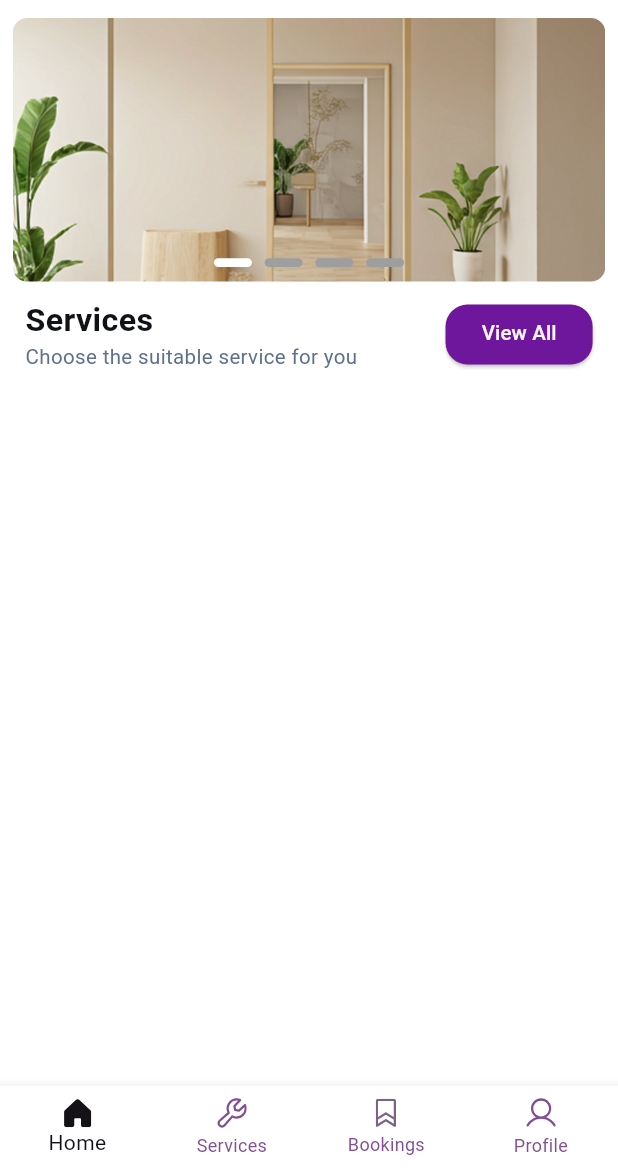
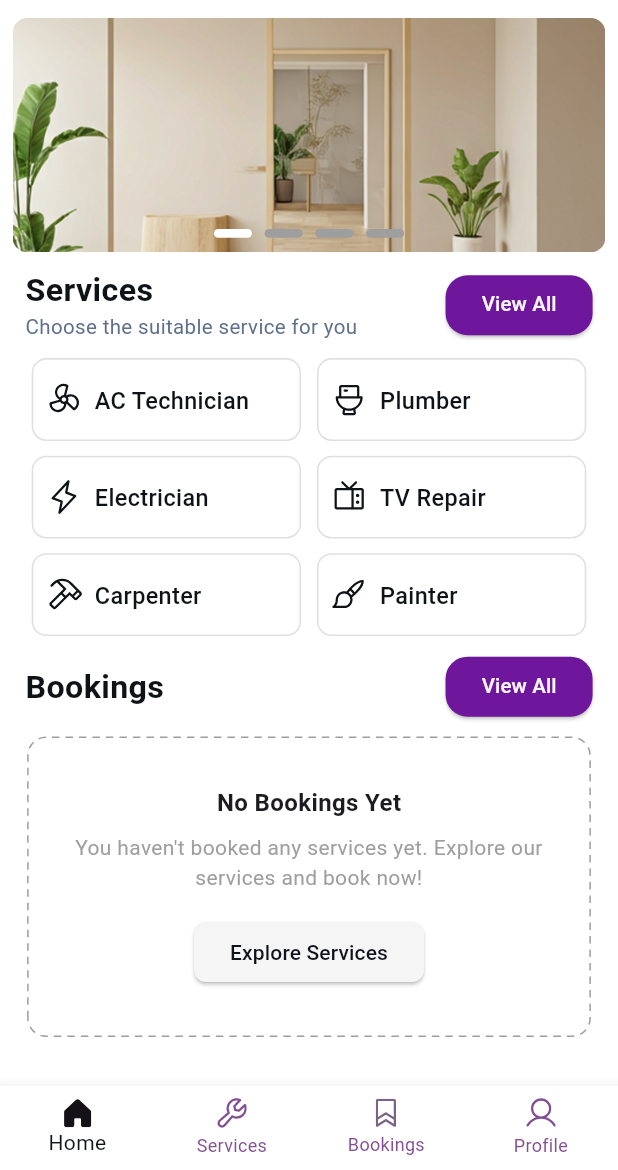
Before and after one commit to midosans/Taskify---DEPI-Project, a Flutter app: the screen it shows after launch, on a phone screen of 412 x 824 dp, the part 66-1236 px from its top. Run offline on Flutter 3.47's test engine with Material 3 defaults, Android fonts, the phone set to English and light mode, and no system bars; drawn by our look-alikes of carousel_slider, dots_indicator, dotted_border; our stand-ins replace easy_localization, flutter_screenutil, flutter_svg.

Commit message:
finish home screen

```diff
--- a/assets/translations/ar.json
+++ b/assets/translations/ar.json
@@ -7,5 +7,11 @@
   "no_bookings_yet": "لا توجد حجوزات بعد",
   "no_bookings_message": "لم تقم بحجز أي خدمات بعد. استكشف خدماتنا وقم بالحجز الآن!",
   "explore_services": "استكشاف الخدمات",
-  "choose_service": "اختر الخدمة المناسبة لك"
+  "choose_service": "اختر الخدمة المناسبة لك",
+  "ac_technician": "فني تكييف",
+  "electrician": "فني كهرباء",
+  "plumber": "سباك",
+  "painter": "دهان",
+  "tv_repair": "فني تصليح تلفزيون",
+  "carpenter": "نجار"
 }
--- a/assets/translations/en.json
+++ b/assets/translations/en.json
@@ -7,5 +7,11 @@
   "no_bookings_yet": "No Bookings Yet",
   "no_bookings_message": "You haven't booked any services yet. Explore our services and book now!",
   "explore_services": "Explore Services",
-  "choose_service": "Choose the suitable service for you"
+  "choose_service": "Choose the suitable service for you",
+  "ac_technician": "AC Technician",
+  "electrician": "Electrician",
+  "plumber": "Plumber",
+  "painter": "Painter",
+  "tv_repair": "TV Repair",
+  "carpenter": "Carpenter"
 }
--- a/lib/core/app_colors.dart
+++ b/lib/core/app_colors.dart
@@ -10,4 +10,5 @@ class AppColors {
   static const greyTextColor = Color(0xFF5E708C);
   static const whiteTextColor = Color(0xFFFAF7FC);
   static const hintTextColor = Color(0xFF734D99);
+  static const lightGreyColor = Color(0xFFF5F5F5);
 }
--- a/lib/features/home/screens/home_screen.dart
+++ b/lib/features/home/screens/home_screen.dart
@@ -4,10 +4,18 @@ import 'package:easy_localization/easy_localization.dart';
 import 'package:flutter/material.dart';
 import 'package:flutter_screenutil/flutter_screenutil.dart';
 import 'package:taskify/core/app_colors.dart';
+import 'package:taskify/features/home/widgets/home_grid_view.dart';
+import 'package:taskify/features/home/widgets/no_booking_card.dart';
 
 class HomeScreen extends StatefulWidget {
-  const HomeScreen({super.key, required this.onGoToServices});
+  const HomeScreen({
+    super.key,
+    required this.onGoToServices,
+    required this.onGoToBookings,
+  });
   final VoidCallback onGoToServices;
+  final VoidCallback onGoToBookings;
+
   @override
   State<HomeScreen> createState() => _HomeScreenState();
 }
@@ -47,7 +55,7 @@ class _HomeScreenState extends State<HomeScreen> {
               options: CarouselOptions(
                 autoPlay: true,
                 autoPlayInterval: const Duration(seconds: 2),
-                height: 180.h,
+                height: 160.h,
                 viewportFraction: 1,
                 disableCenter: true,
                 onPageChanged: (index, reason) {
@@ -142,6 +150,43 @@ class _HomeScreenState extends State<HomeScreen> {
                 ],
               ),
             ),
+            SizedBox(height: 10.h),
+            HomeGridView(),
+            SizedBox(height: 10.h),
+            Padding(
+              padding: EdgeInsets.symmetric(horizontal: 16.w),
+              child: Row(
+                children: [
+                  Text(
+                    'bookings'.tr(),
+                    style: TextStyle(
+                      fontSize: 22.sp,
+                      fontWeight: FontWeight.w600,
+                      color: AppColors.blackTextColor,
+                    ),
+                  ),
+                  const Spacer(),
+                  ElevatedButton(
+                    onPressed: widget.onGoToBookings,
+                    style: ElevatedButton.styleFrom(
+                      backgroundColor: AppColors.primaryColor,
+                      shape: RoundedRectangleBorder(
+                        borderRadius: BorderRadius.circular(15.r),
+                      ),
+                    ),
+                    child: Text(
+                      'view_all'.tr(),
+                      style: TextStyle(
+                        fontSize: 14.sp,
+                        color: AppColors.whiteTextColor,
+                      ),
+                    ),
+                  ),
+                ],
+              ),
+            ),
+            SizedBox(height: 10.h),
+            NoBookingsCard(onExploreServices: widget.onGoToServices),
           ],
         ),
       ),
--- /dev/null
+++ b/lib/features/home/widgets/home_grid_view.dart
@@ -0,0 +1,50 @@
+import 'package:flutter/material.dart';
+import 'package:flutter_screenutil/flutter_screenutil.dart';
+import 'package:taskify/features/home/widgets/home_service_container.dart';
+
+class HomeGridView extends StatelessWidget {
+  const HomeGridView({
+    super.key,
+  });
+
+  @override
+  Widget build(BuildContext context) {
+    return GridView(
+      gridDelegate: SliverGridDelegateWithFixedCrossAxisCount(
+        crossAxisCount: 2,
+        mainAxisSpacing: 10.h,
+        crossAxisSpacing: 10.w,
+        childAspectRatio: 3.25,
+      ),
+      shrinkWrap: true,
+      physics: NeverScrollableScrollPhysics(),
+      padding: EdgeInsets.symmetric(horizontal: 20.w),
+      children: [
+        HomeServiceContainer(
+          icon: 'assets/svgs/AC_technician_icon.svg',
+          title: 'ac_technician',
+        ),
+        HomeServiceContainer(
+          icon: 'assets/svgs/plumber_icon.svg',
+          title: 'plumber',
+        ),
+        HomeServiceContainer(
+          icon: 'assets/svgs/electrician_icon.svg',
+          title: 'electrician',
+        ),
+        HomeServiceContainer(
+          icon: 'assets/svgs/TV_repair_icon.svg',
+          title: 'tv_repair',
+        ),
+        HomeServiceContainer(
+          icon: 'assets/svgs/carpenter_icon.svg',
+          title: 'carpenter',
+        ),
+        HomeServiceContainer(
+          icon: 'assets/svgs/painter_icon.svg',
+          title: 'painter',
+        ),
+      ],
+    );
+  }
+}
--- /dev/null
+++ b/lib/features/home/widgets/home_service_container.dart
@@ -0,0 +1,43 @@
+import 'package:easy_localization/easy_localization.dart';
+import 'package:flutter/material.dart';
+import 'package:flutter_screenutil/flutter_screenutil.dart';
+import 'package:flutter_svg/svg.dart';
+import 'package:taskify/core/app_colors.dart';
+
+class HomeServiceContainer extends StatelessWidget {
+  const HomeServiceContainer({
+    super.key,
+    required this.icon,
+    required this.title,
+  });
+
+  final String icon;
+  final String title;
+
+  @override
+  Widget build(BuildContext context) {
+    return Container(
+      padding: EdgeInsets.symmetric(horizontal: 8.w, vertical: 6.h),
+      decoration: BoxDecoration(
+        color: AppColors.backgroundColor,
+        borderRadius: BorderRadius.circular(10.r),
+        border: Border.all(color: Colors.grey.shade300, width: 1.w),
+      ),
+      child: Row(
+        mainAxisSize: MainAxisSize.min,
+        children: [
+          SvgPicture.asset(icon),
+          SizedBox(width: 8.w),
+          Text(
+            title.tr(),
+            style: TextStyle(
+              fontSize: 16.sp,
+              fontWeight: FontWeight.w500,
+              color: AppColors.blackTextColor,
+            ),
+          ),
+        ],
+      ),
+    );
+  }
+}
--- /dev/null
+++ b/lib/features/home/widgets/no_booking_card.dart
@@ -0,0 +1,60 @@
+import 'package:easy_localization/easy_localization.dart';
+import 'package:flutter/material.dart';
+import 'package:dotted_border/dotted_border.dart';
+import 'package:flutter_screenutil/flutter_screenutil.dart';
+import 'package:taskify/core/app_colors.dart';
+
+class NoBookingsCard extends StatelessWidget {
+  const NoBookingsCard({super.key, this.onExploreServices});
+  final VoidCallback? onExploreServices;
+
+  @override
+  Widget build(BuildContext context) {
+    var size = MediaQuery.sizeOf(context);
+    return Center(
+      child: DottedBorder(
+        color: Colors.grey,
+        strokeWidth: 1,
+        dashPattern: [5, 4],
+        borderType: BorderType.RRect,
+        radius: const Radius.circular(12),
+        child: Container(
+          width: size.width * 0.9,
+          height: 200.h,
+          alignment: Alignment.center,
+          padding: const EdgeInsets.all(16),
+          child: Column(
+            mainAxisSize: MainAxisSize.min,
+            children: [
+              Text(
+                'no_bookings_yet'.tr(),
+                style: TextStyle(fontWeight: FontWeight.bold, fontSize: 16),
+              ),
+              const SizedBox(height: 8),
+              Text(
+                'no_bookings_message'.tr(),
+                textAlign: TextAlign.center,
+                style: TextStyle(color: Colors.grey),
+              ),
+              const SizedBox(height: 16),
+              ElevatedButton(
+                onPressed: onExploreServices,
+                style: ElevatedButton.styleFrom(
+                  backgroundColor: AppColors.lightGreyColor,
+                  shape: RoundedRectangleBorder(
+                    borderRadius: BorderRadius.circular(8),
+                  ),
+                ),
+                child:
+                    const Text(
+                      'explore_services',
+                      style: TextStyle(color: AppColors.blackTextColor),
+                    ).tr(),
+              ),
+            ],
+          ),
+        ),
+      ),
+    );
+  }
+}
--- a/lib/features/layout/screens/layout_screen.dart
+++ b/lib/features/layout/screens/layout_screen.dart
@@ -27,6 +27,11 @@ class _LayoutScreenState extends State<LayoutScreen> {
         onGoToServices: () {
           setState(() {
             currentIndex = 1;
+          });
+        },
+        onGoToBookings: () {
+          setState(() {
+            currentIndex = 2;
           });
         },
       ),
--- a/lib/main.dart
+++ b/lib/main.dart
@@ -4,9 +4,7 @@
 import 'package:taskify/core/app_colors.dart';
 import 'package:taskify/core/constants.dart';
 import 'package:taskify/features/auth/screens/login_screen.dart';
-import 'package:taskify/features/home/screens/home_screen.dart';
 import 'package:taskify/features/layout/screens/layout_screen.dart';
-import 'package:taskify/features/services/screens/services_screen.dart';
 
 void main() async {
   WidgetsFlutterBinding.ensureInitialized();
@@ -42,7 +40,6 @@
           routes: {
             loginScreenRoute: (context) => const AuthLogin(),
             layoutScreenRoute: (context) => const LayoutScreen(),
-            servicesScreenRoute: (context) => const ServicesScreen(),
           },
         );
       },
--- a/pubspec.yaml
+++ b/pubspec.yaml
@@ -40,6 +40,7 @@ dependencies:
   dots_indicator: ^4.0.1
   flutter_svg: ^2.2.0
   cached_network_image: ^3.4.1
+  dotted_border: ^2.0.0
 
 
 
```
Also changed, not shown: assets/svgs/AC_technician_icon.svg (added), assets/svgs/TV_repair_icon.svg (added), assets/svgs/carpenter_icon.svg (added), assets/svgs/electrician_icon.svg (added), assets/svgs/painter_icon.svg (added), assets/svgs/plumber_icon.svg (added), pubspec.lock.
